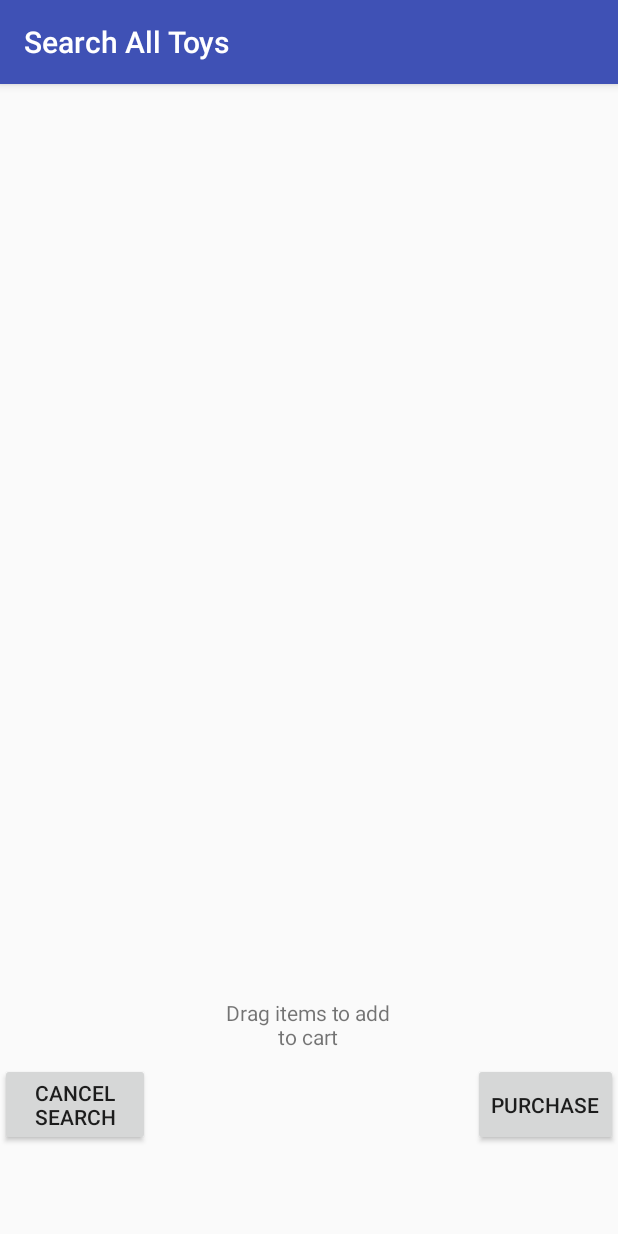
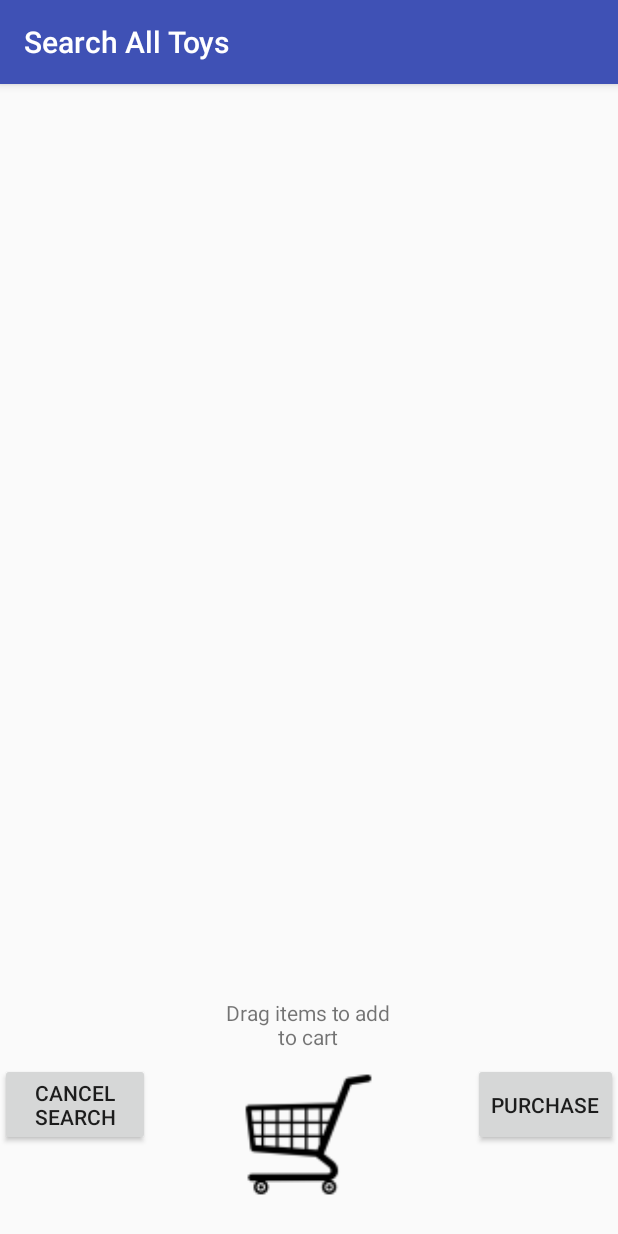
Before and after one commit to a-yang/AndroidApp, an Android app: the SearchActivityFragment screen opened directly, with no data from a screen before it, on a phone screen of 412 x 824 dp. Run offline under Robolectric (Android 15) with nearby library versions, the phone set to English and light mode, and no system bars.

Commit message:
added shopping cart png

```diff
--- a/app/src/main/java/com/example/abigailwatson/project3/SearchActivity.java
+++ b/app/src/main/java/com/example/abigailwatson/project3/SearchActivity.java
@@ -28,7 +28,6 @@ public class SearchActivity extends AppCompatActivity {
 
     public void goToScreenOne(View view) {
         startActivity(new Intent(this, MainActivity.class));
-
     }
 
 
--- a/app/src/main/res/layout/fragment_search.xml
+++ b/app/src/main/res/layout/fragment_search.xml
@@ -46,4 +46,13 @@
         android:layout_gravity="right|bottom"
         android:layout_marginBottom="60dp"
         android:gravity="center" />
+
+    <ImageView
+        android:id="@+id/cart"
+        android:layout_width="94dp"
+        android:layout_height="94dp"
+        android:src="@mipmap/shopping_cart"
+        android:background="@null"
+        android:layout_gravity="center_horizontal|bottom"
+        android:layout_marginBottom="20dp"/>
 </FrameLayout>
```
Also changed, not shown: app/src/main/res/mipmap-hdpi/shopping_cart.png (added), app/src/main/res/mipmap-mdpi/shopping_cart.png (added), app/src/main/res/mipmap-xhdpi/shopping_cart.png (added), app/src/main/res/mipmap-xxhdpi/shopping_cart.png (added), app/src/main/res/mipmap-xxxhdpi/shopping_cart.png (added), app/src/main/shopping_cart-web.png (added).
